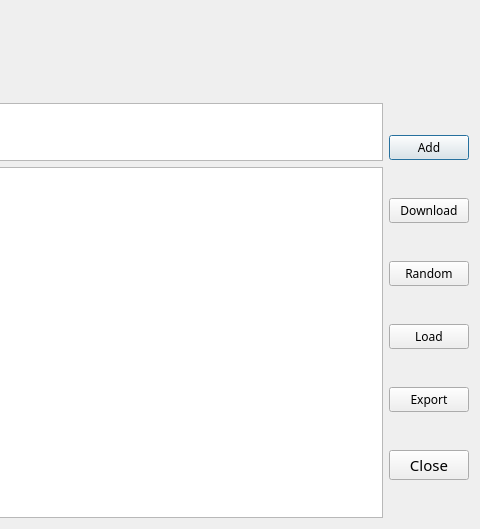
First picture: the form in wikiLYNX/ui/levelmanager.ui, repository flamboyantpenguin/wikilynx, before the edit; both pictures show x 464 to 944 and y 0 to 529 of the 944 by 529 pixel window.
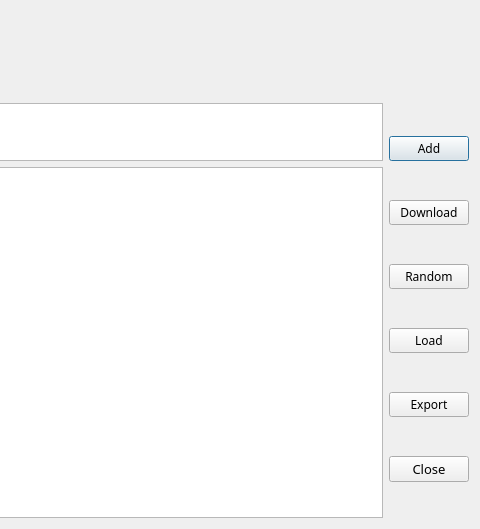
Second picture: the form after the edit. Icons and pictures are not drawn.

```diff
--- a/wikiLYNX/ui/levelmanager.ui
+++ b/wikiLYNX/ui/levelmanager.ui
@@ -215,7 +215,7 @@
          <property name="font">
           <font>
            <family>Comfortaa</family>
-           <pointsize>11</pointsize>
+           <pointsize>10</pointsize>
            <bold>false</bold>
           </font>
          </property>
```
